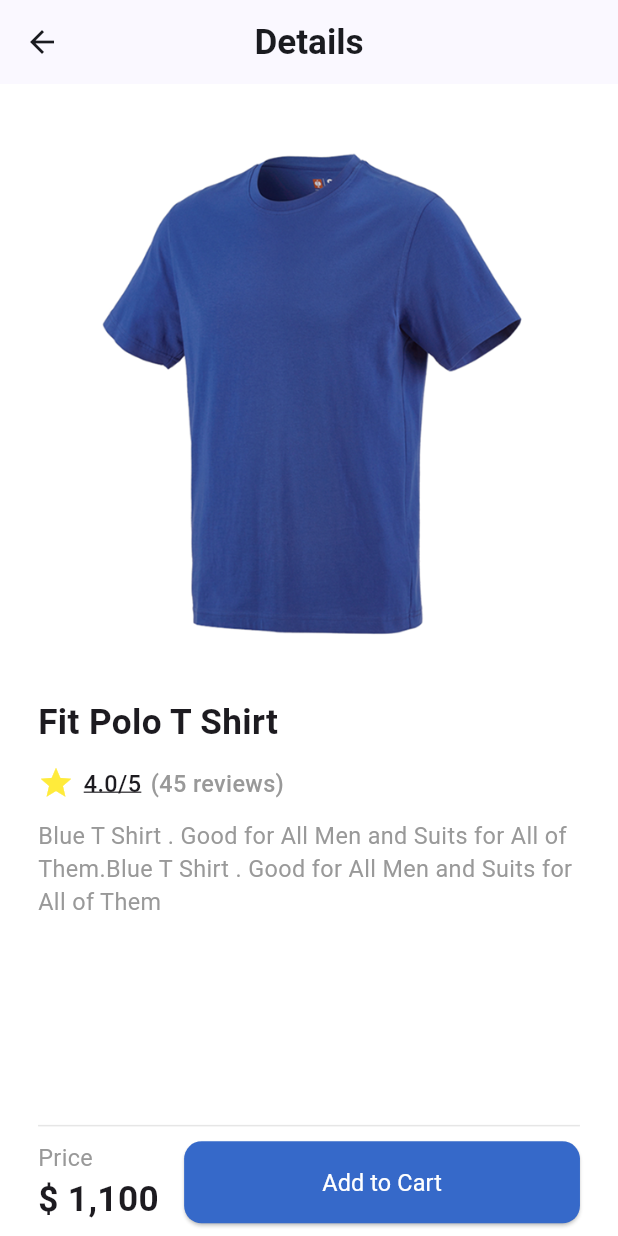
After one commit to Adham-Amin/Discover_E-Commerce, a Flutter app: the MainView screen opened by its route, after a tap on "Fit Polo T Shirt", on a phone screen of 412 x 824 dp. The commit adds this screen. Run offline on Flutter 3.47's test engine with Material 3 defaults, Android fonts, the phone set to English and light mode, and no system bars; our stand-ins replace dio, flutter_screenutil, google_fonts.

Commit message:
Done Product View UI

```diff
--- a/lib/core/functions/on_generate_route.dart
+++ b/lib/core/functions/on_generate_route.dart
@@ -1,6 +1,7 @@
 import 'package:discover/features/auth/presentation/views/login_view.dart';
 import 'package:discover/features/auth/presentation/views/sign_up_view.dart';
 import 'package:discover/features/main/presentation/views/main_view.dart';
+import 'package:discover/features/product/presentation/views/product_view.dart';
 import 'package:discover/features/splash/presentation/views/splash_view.dart';
 import 'package:flutter/material.dart';
 
@@ -14,7 +15,9 @@ Route<dynamic> onGenerateRoute(RouteSettings settings) {
       return MaterialPageRoute(builder: (context) => const SignUpView());
     case MainView.routeName:
       return MaterialPageRoute(builder: (context) => const MainView());
+    case ProductView.routeName:
+      return MaterialPageRoute(builder: (context) => const ProductView());
     default:
-      return MaterialPageRoute(builder: (context) => const MainView());
+      return MaterialPageRoute(builder: (context) => const SplashView());
   }
 }
--- a/lib/core/widgets/custom_button.dart
+++ b/lib/core/widgets/custom_button.dart
@@ -13,7 +13,7 @@ class CustomButton extends StatelessWidget {
   Widget build(BuildContext context) {
     return SizedBox(
       width: double.infinity,
-      height: 50.h,
+      height: 56.h,
       child: ElevatedButton(
         onPressed: onPressed,
         style: ElevatedButton.styleFrom(
--- a/lib/features/home/presentation/widgets/home_view_body.dart
+++ b/lib/features/home/presentation/widgets/home_view_body.dart
@@ -3,6 +3,7 @@ import 'package:discover/core/widgets/height_sized.dart';
 import 'package:discover/features/home/presentation/widgets/categories_list.dart';
 import 'package:discover/features/home/presentation/widgets/custom_text_field.dart';
 import 'package:discover/features/home/presentation/widgets/product_item.dart';
+import 'package:discover/features/product/presentation/views/product_view.dart';
 import 'package:flutter/material.dart';
 import 'package:flutter_screenutil/flutter_screenutil.dart';
 
@@ -36,7 +37,12 @@ class HomeViewBody extends StatelessWidget {
               crossAxisSpacing: 16.w,
               mainAxisSpacing: 16.h,
             ),
-            itemBuilder: (context, index) => ProductItem(),
+            itemBuilder:
+                (context, index) => GestureDetector(
+                  onTap:
+                      () => Navigator.pushNamed(context, ProductView.routeName),
+                  child: ProductItem(),
+                ),
           ),
         ],
       ),
--- a/lib/features/main/presentation/widgets/custom_bottom_navigation_bar.dart
+++ b/lib/features/main/presentation/widgets/custom_bottom_navigation_bar.dart
@@ -21,6 +21,7 @@ class _CustomBottomNavigationBarState extends State<CustomBottomNavigationBar> {
   @override
   Widget build(BuildContext context) {
     return BottomNavigationBar(
+      type: BottomNavigationBarType.fixed,
       currentIndex: widget.selectedIndex,
       onTap: widget.onTap,
       selectedItemColor: AppColors.primary,
--- /dev/null
+++ b/lib/features/product/presentation/views/product_view.dart
@@ -0,0 +1,24 @@
+import 'package:discover/core/utils/app_styles.dart';
+import 'package:discover/features/product/presentation/widgets/product_view_body.dart';
+import 'package:flutter/material.dart';
+import 'package:flutter_screenutil/flutter_screenutil.dart';
+
+class ProductView extends StatelessWidget {
+  const ProductView({super.key});
+
+  static const String routeName = '/product';
+
+  @override
+  Widget build(BuildContext context) {
+    return Scaffold(
+      appBar: AppBar(
+        title: Text(
+          'Details',
+          style: AppStyles.textSemiBold32.copyWith(fontSize: 24.sp),
+        ),
+        centerTitle: true,
+      ),
+      body: const ProductViewBody(),
+    );
+  }
+}
--- /dev/null
+++ b/lib/features/product/presentation/widgets/product_view_body.dart
@@ -0,0 +1,85 @@
+import 'package:discover/core/utils/app_assets.dart';
+import 'package:discover/core/utils/app_colors.dart';
+import 'package:discover/core/utils/app_styles.dart';
+import 'package:discover/core/widgets/custom_button.dart';
+import 'package:discover/core/widgets/height_sized.dart';
+import 'package:flutter/material.dart';
+import 'package:flutter_screenutil/flutter_screenutil.dart';
+
+class ProductViewBody extends StatelessWidget {
+  const ProductViewBody({super.key});
+
+  @override
+  Widget build(BuildContext context) {
+    return Padding(
+      padding: EdgeInsets.symmetric(horizontal: 24.w),
+      child: Column(
+        crossAxisAlignment: CrossAxisAlignment.start,
+        children: [
+          HeightSized(height: 20),
+          Container(
+            width: double.infinity,
+            height: 386.h,
+            decoration: BoxDecoration(
+              borderRadius: BorderRadius.circular(12.r),
+            ),
+            child: Image.asset(AppAssets.imagesProductTest, fit: BoxFit.cover),
+          ),
+          HeightSized(height: 12),
+          Text(
+            'Fit Polo T Shirt',
+            style: AppStyles.textSemiBold32.copyWith(fontSize: 24.sp),
+          ),
+          HeightSized(height: 12),
+          Row(
+            spacing: 6.w,
+            children: [
+              Icon(Icons.star, color: Colors.yellow),
+              Text(
+                '4.0/5',
+                style: AppStyles.textMedium16.copyWith(
+                  decoration: TextDecoration.underline,
+                ),
+              ),
+              Text(
+                '(45 reviews)',
+                style: AppStyles.textMedium16.copyWith(
+                  color: AppColors.secondary,
+                ),
+              ),
+            ],
+          ),
+          HeightSized(height: 12),
+          Text(
+            'Blue T Shirt . Good for All Men and Suits for All of Them.Blue T Shirt . Good for All Men and Suits for All of Them',
+            style: AppStyles.textRegular16.copyWith(color: AppColors.secondary),
+          ),
+          Spacer(),
+          Divider(color: AppColors.gray, height: 20.h),
+          Row(
+            spacing: 16.w,
+            children: [
+              Column(
+                crossAxisAlignment: CrossAxisAlignment.start,
+                children: [
+                  Text(
+                    'Price',
+                    style: AppStyles.textRegular16.copyWith(
+                      color: AppColors.secondary,
+                    ),
+                  ),
+                  Text(
+                    '\$ 1,100',
+                    style: AppStyles.textSemiBold32.copyWith(fontSize: 24.sp),
+                  ),
+                ],
+              ),
+              Expanded(child: CustomButton(title: 'Add to Cart', onPressed: () {})),
+            ],
+          ),
+          HeightSized(height: 8)
+        ],
+      ),
+    );
+  }
+}
```
